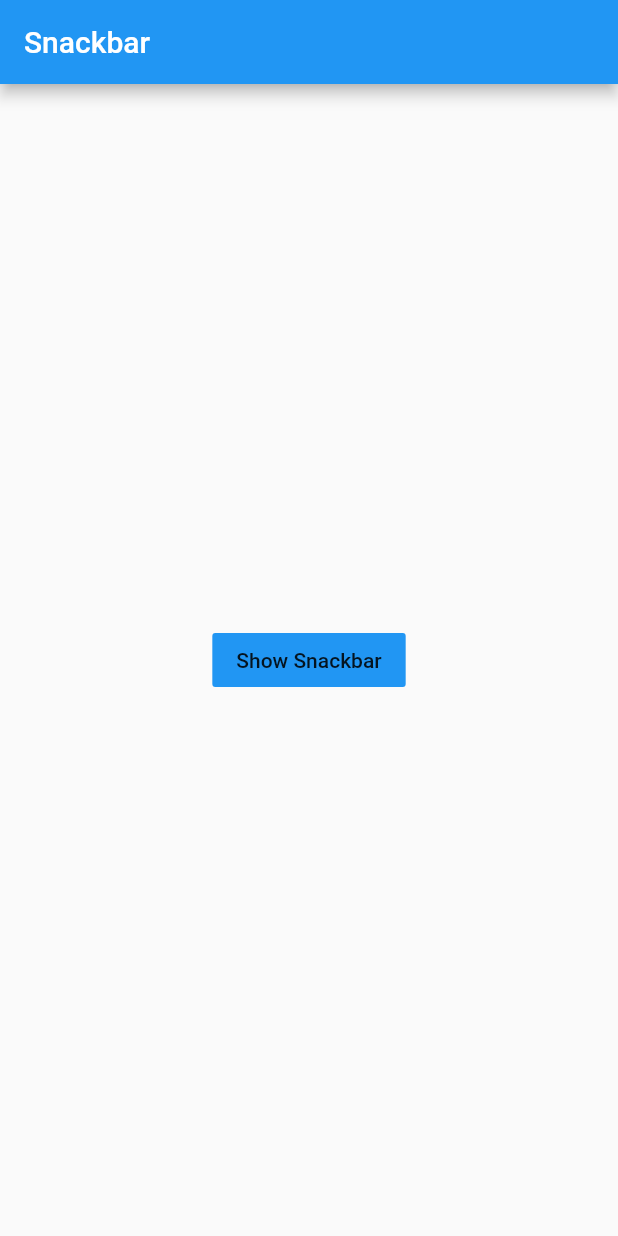
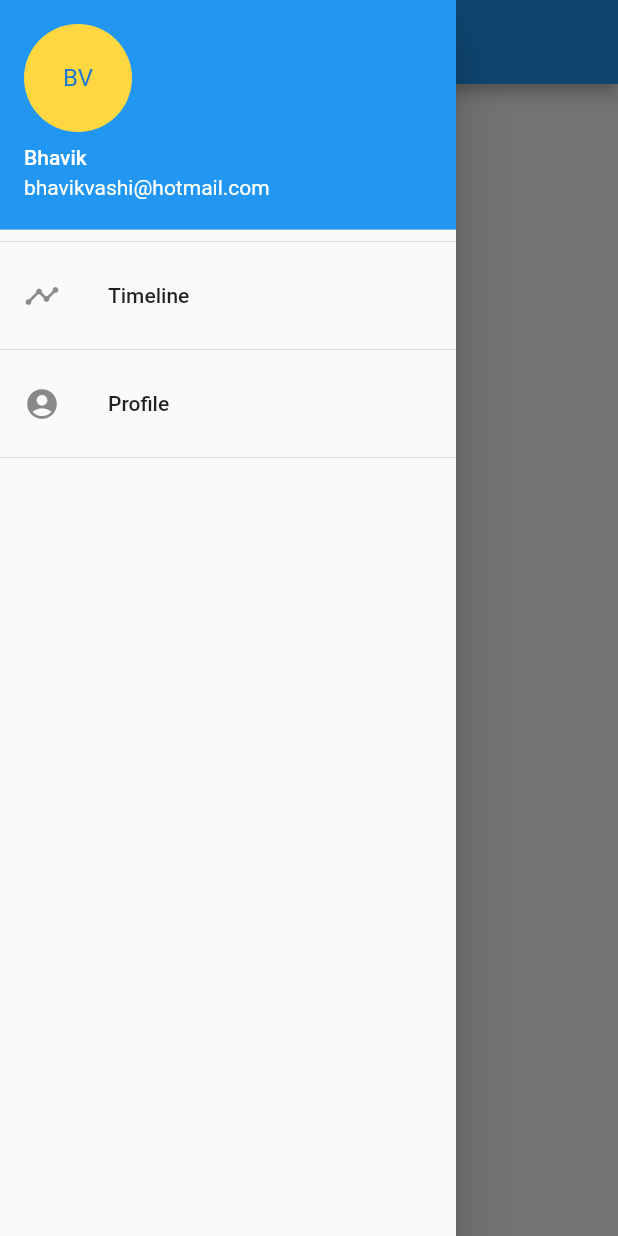
Before and after one commit to bhavikvashi1804/flutter_widgets, a Flutter app: the screen it shows after launch, with the side drawer open (before the commit the screen has no drawer), on a phone screen of 412 x 824 dp. Run offline on Flutter 3.47's test engine with Material 2 defaults, Android fonts, the phone set to English and light mode, and no system bars.

Commit message:
Navigation Drawer

```diff
--- a/lib/main.dart
+++ b/lib/main.dart
@@ -1,6 +1,6 @@
 import 'package:flutter/material.dart';
 
-import './screens/snack_bar.dart';
+import './screens/navigation_drawer.dart';
 
 void main() {
   runApp(MyApp());
@@ -15,7 +15,7 @@ class MyApp extends StatelessWidget {
       theme: ThemeData(
         primarySwatch: Colors.blue,
       ),
-      home: SnackBarScreen(),
+      home: NavigationDrawerScreen(),
     );
   }
 }
--- /dev/null
+++ b/lib/screens/navigation_drawer.dart
@@ -0,0 +1,19 @@
+import 'package:flutter/material.dart';
+
+import '../widgets/app_drawer.dart';
+
+class NavigationDrawerScreen extends StatelessWidget {
+  @override
+  Widget build(BuildContext context) {
+    return Scaffold(
+      appBar: AppBar(
+        title: Text('Navigation Drawer'),
+      ),
+      body: Center(
+        child: Text('Example of Navigation Drawer'),
+      ),
+      drawer: AppDrawer(),
+
+    );
+  }
+}
--- /dev/null
+++ b/lib/widgets/app_drawer.dart
@@ -0,0 +1,57 @@
+import 'package:flutter/material.dart';
+
+import '../screens/pages/profile_screen.dart';
+import '../screens/pages/timeline_screen.dart';
+
+
+class AppDrawer extends StatelessWidget {
+  @override
+  Widget build(BuildContext context) {
+    return Drawer(
+      child: Column(
+        children: <Widget>[
+          DrawerHeader(
+            padding: EdgeInsets.zero,
+            child: UserAccountsDrawerHeader(
+              accountEmail: Text("bhavikvashi@hotmail.com"),
+              accountName: Text("Bhavik"),
+
+              currentAccountPicture:CircleAvatar(
+                backgroundColor: Colors.amberAccent,
+                child: Text('BV'),
+              ) ,
+            ),
+          ),
+
+          ListTile(
+            title: Text('Timeline'),
+            leading: Icon(Icons.timeline),
+            onTap: () {
+              Navigator.of(context).pop();
+              Navigator.of(context).push(
+                MaterialPageRoute(builder: (ctx)=>TimelineScreenPage())
+              );
+            },
+
+          ),
+          Divider(),
+
+
+          ListTile(
+            title: Text('Profile'),
+            leading: Icon(Icons.account_circle),
+            onTap: () {
+              Navigator.of(context).pop();
+              Navigator.of(context).push(
+                MaterialPageRoute(builder: (ctx)=>ProfileScreenPage())
+              );
+            },
+
+          ),
+          Divider(),
+        ],
+      ),
+
+    );
+  }
+}
```
Also changed, not shown: lib/screens/pages/profile_screen.dart (added, +19 -0 lines), lib/screens/pages/timeline_screen.dart (added, +19 -0 lines).
